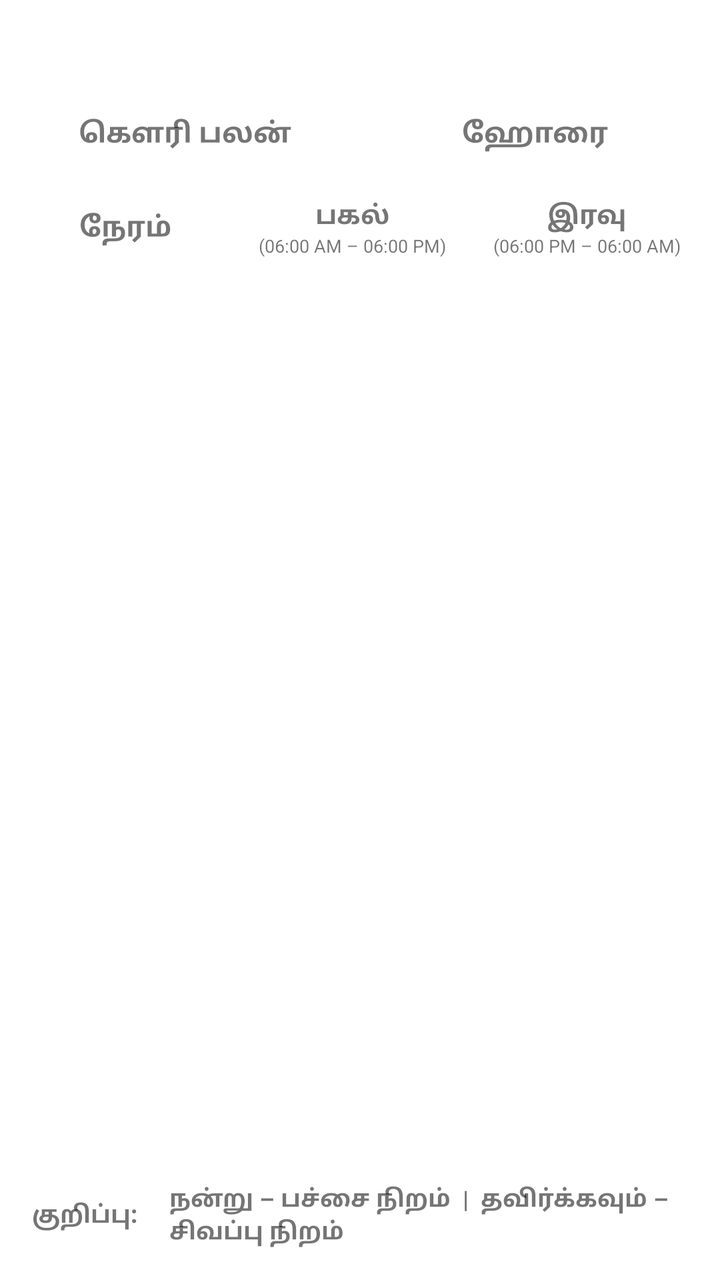
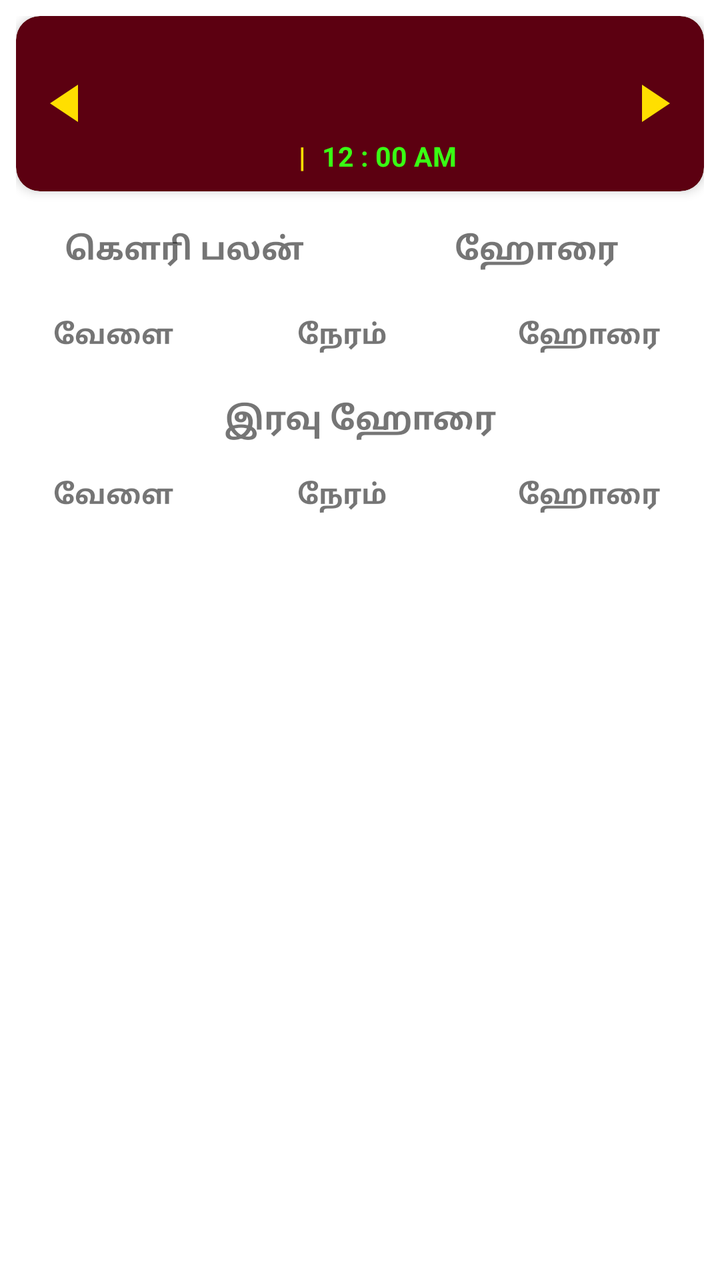

Screens rendered from an Android XML layout before and after an edit, with the pre-edit source and the edit as a unified diff.
<!-- AndroidManifest.xml: application theme Theme.MaterialComponents.DayNight.NoActionBar -->
<!-- res/layout/fragment_gowri_horai.xml -->
<?xml version="1.0" encoding="utf-8"?>
<LinearLayout xmlns:android="http://schemas.android.com/apk/res/android"
    android:id="@+id/root_gowri_horai"
    android:layout_width="match_parent"
    android:layout_height="match_parent"
    android:orientation="vertical"
    android:padding="8dp">

    
    <LinearLayout
        android:id="@+id/layout_dynamic_date_strip"
        android:layout_width="match_parent"
        android:layout_height="wrap_content"
        android:layout_marginBottom="6dp"
        android:elevation="2dp"
        android:orientation="horizontal"
        android:gravity="center_vertical"
        android:paddingHorizontal="10dp"
        android:paddingVertical="7dp">

        <TextView
            android:id="@+id/tv_header_strip_date"
            android:layout_width="0dp"
            android:layout_height="wrap_content"
            android:layout_weight="1"
            android:textStyle="bold"
            android:textSize="13.5sp" />

        <TextView
            android:id="@+id/tv_header_live_clock"
            android:layout_width="wrap_content"
            android:layout_height="wrap_content"
            android:paddingHorizontal="8dp"
            android:paddingVertical="3dp"
            android:textStyle="bold"
            android:textSize="13sp"
            android:visibility="gone" />
    </LinearLayout>

    
    <LinearLayout
        android:id="@+id/layout_sub_tabs"
        android:layout_width="match_parent"
        android:layout_height="40dp"
        android:layout_marginBottom="8dp"
        android:orientation="horizontal"
        android:weightSum="2">

        <TextView
            android:id="@+id/tab_btn_gowri"
            android:layout_width="0dp"
            android:layout_height="match_parent"
            android:layout_weight="1"
            android:layout_marginEnd="3dp"
            android:gravity="center"
            android:text="கௌரி பலன்"
            android:textSize="14sp"
            android:textStyle="bold" />

        <TextView
            android:id="@+id/tab_btn_horai"
            android:layout_width="0dp"
            android:layout_height="match_parent"
            android:layout_weight="1"
            android:layout_marginStart="3dp"
            android:gravity="center"
            android:text="ஹோரை"
            android:textSize="14sp"
            android:textStyle="bold" />
    </LinearLayout>

    
    <LinearLayout
        android:id="@+id/layout_table_header"
        android:layout_width="match_parent"
        android:layout_height="wrap_content"
        android:orientation="horizontal"
        android:weightSum="10">

        
        <TextView
            android:id="@+id/tv_col_header_time"
            android:layout_width="0dp"
            android:layout_height="match_parent"
            android:layout_weight="3.2"
            android:gravity="center"
            android:paddingVertical="6dp"
            android:text="நேரம்"
            android:textSize="14sp"
            android:textStyle="bold" />

        <View
            android:layout_width="1dp"
            android:layout_height="match_parent"
            android:background="#33FFFFFF" />

        
        <LinearLayout
            android:id="@+id/col_header_day"
            android:layout_width="0dp"
            android:layout_height="wrap_content"
            android:layout_weight="3.4"
            android:orientation="vertical"
            android:gravity="center"
            android:paddingVertical="4dp">

            <TextView
                android:id="@+id/tv_col_header_day_title"
                android:layout_width="wrap_content"
                android:layout_height="wrap_content"
                android:text="பகல்"
                android:textSize="13sp"
                android:textStyle="bold" />

            <TextView
                android:id="@+id/tv_col_header_day_sub"
                android:layout_width="wrap_content"
                android:layout_height="wrap_content"
                android:text="(06:00 AM – 06:00 PM)"
                android:textSize="9sp" />
        </LinearLayout>

        <View
            android:layout_width="1dp"
            android:layout_height="match_parent"
            android:background="#33FFFFFF" />

        
        <LinearLayout
            android:id="@+id/col_header_night"
            android:layout_width="0dp"
            android:layout_height="wrap_content"
            android:layout_weight="3.4"
            android:orientation="vertical"
            android:gravity="center"
            android:paddingVertical="4dp">

            <TextView
                android:id="@+id/tv_col_header_night_title"
                android:layout_width="wrap_content"
                android:layout_height="wrap_content"
                android:text="இரவு"
                android:textSize="13sp"
                android:textStyle="bold" />

            <TextView
                android:id="@+id/tv_col_header_night_sub"
                android:layout_width="wrap_content"
                android:layout_height="wrap_content"
                android:text="(06:00 PM – 06:00 AM)"
                android:textSize="9sp" />
        </LinearLayout>
    </LinearLayout>

    
    <androidx.core.widget.NestedScrollView
        android:id="@+id/scroll_gowri_horai"
        android:layout_width="match_parent"
        android:layout_height="0dp"
        android:layout_weight="1"
        android:fillViewport="true"
        android:scrollbars="vertical"
        android:overScrollMode="always">

        <LinearLayout
            android:id="@+id/container_table_rows"
            android:layout_width="match_parent"
            android:layout_height="wrap_content"
            android:orientation="vertical" />
    </androidx.core.widget.NestedScrollView>

    
    <LinearLayout
        android:id="@+id/layout_legend_footer"
        android:layout_width="match_parent"
        android:layout_height="wrap_content"
        android:orientation="horizontal"
        android:gravity="center"
        android:paddingVertical="8dp"
        android:layout_marginTop="4dp">

        <TextView
            android:id="@+id/tv_legend_badge"
            android:layout_width="wrap_content"
            android:layout_height="wrap_content"
            android:paddingHorizontal="8dp"
            android:paddingVertical="3dp"
            android:text="குறிப்பு:"
            android:textSize="12sp"
            android:textStyle="bold" />

        <TextView
            android:id="@+id/tv_legend_text"
            android:layout_width="wrap_content"
            android:layout_height="wrap_content"
            android:layout_marginStart="8dp"
            android:text="நன்று – பச்சை நிறம்  |  தவிர்க்கவும் – சிவப்பு நிறம்"
            android:textSize="12sp"
            android:textStyle="bold" />
    </LinearLayout>

</LinearLayout>
<!-- resources referenced by this layout -->
<resources>

</resources>

<!-- the commit's change to res/layout/fragment_gowri_horai.xml (unified diff, before → after) -->
@@ -1,202 +1,310 @@
 <?xml version="1.0" encoding="utf-8"?>
-<LinearLayout xmlns:android="http://schemas.android.com/apk/res/android"
-    android:id="@+id/root_gowri_horai"
+<ScrollView xmlns:android="http://schemas.android.com/apk/res/android"
+    xmlns:app="http://schemas.android.com/apk/res-auto"
+    android:id="@+id/scroll_gowri_horai"
     android:layout_width="match_parent"
     android:layout_height="match_parent"
-    android:orientation="vertical"
-    android:padding="8dp">
-
-    
+    android:fillViewport="true">
+
     <LinearLayout
-        android:id="@+id/layout_dynamic_date_strip"
+        android:id="@+id/ll_gowri_horai_root"
         android:layout_width="match_parent"
         android:layout_height="wrap_content"
-        android:layout_marginBottom="6dp"
-        android:elevation="2dp"
-        android:orientation="horizontal"
-        android:gravity="center_vertical"
-        android:paddingHorizontal="10dp"
-        android:paddingVertical="7dp">
-
+        android:orientation="vertical"
+        android:padding="8dp">
+
+        
+        <androidx.cardview.widget.CardView
+            android:id="@+id/card_gh_header"
+            android:layout_width="match_parent"
+            android:layout_height="wrap_content"
+            android:layout_marginBottom="8dp"
+            app:cardBackgroundColor="#5C0011"
+            app:cardCornerRadius="12dp"
+            app:cardElevation="3dp">
+
+            <LinearLayout
+                android:layout_width="match_parent"
+                android:layout_height="wrap_content"
+                android:gravity="center_vertical"
+                android:orientation="horizontal"
+                android:paddingHorizontal="6dp"
+                android:paddingVertical="8dp">
+
+                
+                <ImageButton
+                    android:id="@+id/btn_gh_prev_day"
+                    android:layout_width="36dp"
+                    android:layout_height="56dp"
+                    android:background="?attr/selectableItemBackgroundBorderless"
+                    android:contentDescription="Previous Day"
+                    android:scaleType="centerInside"
+                    android:src="@drawable/ic_arrow_triangle_left" />
+
+                
+                <LinearLayout
+                    android:layout_width="0dp"
+                    android:layout_height="wrap_content"
+                    android:layout_weight="1"
+                    android:gravity="center"
+                    android:orientation="vertical">
+
+                    
+                    <TextView
+                        android:id="@+id/tv_gh_gregorian_date"
+                        android:layout_width="wrap_content"
+                        android:layout_height="wrap_content"
+                        android:fontFamily="serif"
+                        android:includeFontPadding="false"
+                        android:textColor="#39FF14"
+                        android:textSize="22sp"
+                        android:textStyle="bold" />
+
+                    
+                    <TextView
+                        android:id="@+id/tv_gh_tamil_date_day"
+                        android:layout_width="wrap_content"
+                        android:layout_height="wrap_content"
+                        android:layout_marginTop="3dp"
+                        android:includeFontPadding="false"
+                        android:textColor="#FFDF00"
+                        android:textSize="16sp"
+                        android:textStyle="bold" />
+
+                    
+                    <LinearLayout
+                        android:layout_width="wrap_content"
+                        android:layout_height="wrap_content"
+                        android:layout_marginTop="5dp"
+                        android:gravity="center_vertical"
+                        android:orientation="horizontal">
+
+                        <TextView
+                            android:id="@+id/tv_gh_sunrise"
+                            android:layout_width="wrap_content"
+                            android:layout_height="wrap_content"
+                            android:textColor="@android:color/white"
+                            android:textSize="13sp"
+                            android:textStyle="bold" />
+
+                        <TextView
+                            android:id="@+id/tv_gh_sunset"
+                            android:layout_width="wrap_content"
+                            android:layout_height="wrap_content"
+                            android:layout_marginStart="10dp"
+                            android:textColor="@android:color/white"
+                            android:textSize="13sp"
+                            android:textStyle="bold" />
+
+                        
+                        <LinearLayout
+                            android:id="@+id/ll_gh_live_clock_group"
+                            android:layout_width="wrap_content"
+                            android:layout_height="wrap_content"
+                            android:gravity="center_vertical"
+                            android:orientation="horizontal">
+
+                            <TextView
+                                android:layout_width="wrap_content"
+                                android:layout_height="wrap_content"
+                                android:layout_marginHorizontal="8dp"
+                                android:text="|"
+                                android:textColor="#FFDF00"
+                                android:textSize="14sp"
+                                android:textStyle="bold" />
+
+                            <TextClock
+                                android:id="@+id/tc_gh_live_clock"
+                                android:layout_width="wrap_content"
+                                android:layout_height="wrap_content"
+                                android:format12Hour="hh : mm a"
+                                android:format24Hour="HH : mm"
+                                android:textColor="#39FF14"
+                                android:textSize="13.5sp"
+                                android:textStyle="bold" />
+                        </LinearLayout>
+                    </LinearLayout>
+                </LinearLayout>
+
+                
+                <ImageButton
+                    android:id="@+id/btn_gh_next_day"
+                    android:layout_width="36dp"
+                    android:layout_height="56dp"
+                    android:background="?attr/selectableItemBackgroundBorderless"
+                    android:contentDescription="Next Day"
+                    android:scaleType="centerInside"
+                    android:src="@drawable/ic_arrow_triangle_right" />
+            </LinearLayout>
+        </androidx.cardview.widget.CardView>
+
+        
+        <LinearLayout
+            android:layout_width="match_parent"
+            android:layout_height="42dp"
+            android:layout_marginBottom="6dp"
+            android:orientation="horizontal"
+            android:weightSum="2">
+
+            <TextView
+                android:id="@+id/tab_btn_gowri"
+                android:layout_width="0dp"
+                android:layout_height="match_parent"
+                android:layout_marginEnd="4dp"
+                android:layout_weight="1"
+                android:clickable="true"
+                android:focusable="true"
+                android:gravity="center"
+                android:text="கௌரி பலன்"
+                android:textSize="15.5sp"
+                android:textStyle="bold" />
+
+            <TextView
+                android:id="@+id/tab_btn_horai"
+                android:layout_width="0dp"
+                android:layout_height="match_parent"
+                android:layout_marginStart="4dp"
+                android:layout_weight="1"
+                android:clickable="true"
+                android:focusable="true"
+                android:gravity="center"
+                android:text="ஹோரை"
+                android:textSize="15.5sp"
+                android:textStyle="bold" />
+        </LinearLayout>
+
+        
+        <LinearLayout
+            android:id="@+id/card_gh_day_table"
+            android:layout_width="match_parent"
+            android:layout_height="wrap_content"
+            android:layout_marginBottom="8dp"
+            android:elevation="2dp"
+            android:orientation="vertical">
+
+            <LinearLayout
+                android:id="@+id/header_gh_day_cols"
+                android:layout_width="match_parent"
+                android:layout_height="32dp"
+                android:gravity="center_vertical"
+                android:orientation="horizontal"
+                android:weightSum="3">
+
+                <TextView
+                    android:id="@+id/col_day_phase"
+                    android:layout_width="0dp"
+                    android:layout_height="wrap_content"
+                    android:layout_weight="0.85"
+                    android:gravity="center"
+                    android:text="வேளை"
+                    android:textSize="13.5sp"
+                    android:textStyle="bold" />
+
+                <TextView
+                    android:id="@+id/col_day_time"
+                    android:layout_width="0dp"
+                    android:layout_height="wrap_content"
+                    android:layout_weight="1.15"
+                    android:gravity="center"
+                    android:text="நேரம்"
+                    android:textSize="13.5sp"
+                    android:textStyle="bold" />
+
+                <TextView
+                    android:id="@+id/col_day_type"
+                    android:layout_width="0dp"
+                    android:layout_height="wrap_content"
+                    android:layout_weight="1.0"
+                    android:gravity="center"
+                    android:text="ஹோரை"
+                    android:textSize="13.5sp"
+                    android:textStyle="bold" />
+            </LinearLayout>
+
+            <LinearLayout
+                android:id="@+id/container_day_rows"
+                android:layout_width="match_parent"
+                android:layout_height="wrap_content"
+                android:orientation="vertical" />
+        </LinearLayout>
+
+        
         <TextView
-            android:id="@+id/tv_header_strip_date"
-            android:layout_width="0dp"
+            android:id="@+id/tv_gh_night_banner"
+            android:layout_width="match_parent"
+            android:layout_height="36dp"
+            android:layout_marginBottom="4dp"
+            android:gravity="center"
+            android:text="இரவு ஹோரை"
+            android:textSize="16sp"
+            android:textStyle="bold" />
+
+        
+        <LinearLayout
+            android:id="@+id/card_gh_night_table"
+            android:layout_width="match_parent"
             android:layout_height="wrap_content"
-            android:layout_weight="1"
-            android:textStyle="bold"
-            android:textSize="13.5sp" />
-
+            android:layout_marginBottom="8dp"
+            android:elevation="2dp"
+            android:orientation="vertical">
+
+            <LinearLayout
+                android:id="@+id/header_gh_night_cols"
+                android:layout_width="match_parent"
+                android:layout_height="32dp"
+                android:gravity="center_vertical"
+                android:orientation="horizontal"
+                android:weightSum="3">
+
+                <TextView
+                    android:id="@+id/col_night_phase"
+                    android:layout_width="0dp"
+                    android:layout_height="wrap_content"
+                    android:layout_weight="0.85"
+                    android:gravity="center"
+                    android:text="வேளை"
+                    android:textSize="13.5sp"
+                    android:textStyle="bold" />
+
+                <TextView
+                    android:id="@+id/col_night_time"
+                    android:layout_width="0dp"
+                    android:layout_height="wrap_content"
+                    android:layout_weight="1.15"
+                    android:gravity="center"
+                    android:text="நேரம்"
+                    android:textSize="13.5sp"
+                    android:textStyle="bold" />
+
+                <TextView
+                    android:id="@+id/col_night_type"
+                    android:layout_width="0dp"
+                    android:layout_height="wrap_content"
+                    android:layout_weight="1.0"
+                    android:gravity="center"
+                    android:text="ஹோரை"
+                    android:textSize="13.5sp"
+                    android:textStyle="bold" />
+            </LinearLayout>
+
+            <LinearLayout
+                android:id="@+id/container_night_rows"
+                android:layout_width="match_parent"
+                android:layout_height="wrap_content"
+                android:orientation="vertical" />
+        </LinearLayout>
+
+        
         <TextView
-            android:id="@+id/tv_header_live_clock"
-            android:layout_width="wrap_content"
+            android:id="@+id/tv_gh_next_sunrise_footer"
+            android:layout_width="match_parent"
             android:layout_height="wrap_content"
-            android:paddingHorizontal="8dp"
-            android:paddingVertical="3dp"
-            android:textStyle="bold"
-            android:textSize="13sp"
-            android:visibility="gone" />
+            android:layout_marginBottom="12dp"
+            android:gravity="center"
+            android:paddingHorizontal="10dp"
+            android:paddingVertical="8dp"
+            android:textSize="12.5sp"
+            android:textStyle="bold" />
+
     </LinearLayout>
-
-    
-    <LinearLayout
-        android:id="@+id/layout_sub_tabs"
-        android:layout_width="match_parent"
-        android:layout_height="40dp"
-        android:layout_marginBottom="8dp"
-        android:orientation="horizontal"
-        android:weightSum="2">
-
-        <TextView
-            android:id="@+id/tab_btn_gowri"
-            android:layout_width="0dp"
-            android:layout_height="match_parent"
-            android:layout_weight="1"
-            android:layout_marginEnd="3dp"
-            android:gravity="center"
-            android:text="கௌரி பலன்"
-            android:textSize="14sp"
-            android:textStyle="bold" />
-
-        <TextView
-            android:id="@+id/tab_btn_horai"
-            android:layout_width="0dp"
-            android:layout_height="match_parent"
-            android:layout_weight="1"
-            android:layout_marginStart="3dp"
-            android:gravity="center"
-            android:text="ஹோரை"
-            android:textSize="14sp"
-            android:textStyle="bold" />
-    </LinearLayout>
-
-    
-    <LinearLayout
-        android:id="@+id/layout_table_header"
-        android:layout_width="match_parent"
-        android:layout_height="wrap_content"
-        android:orientation="horizontal"
-        android:weightSum="10">
-
-        
-        <TextView
-            android:id="@+id/tv_col_header_time"
-            android:layout_width="0dp"
-            android:layout_height="match_parent"
-            android:layout_weight="3.2"
-            android:gravity="center"
-            android:paddingVertical="6dp"
-            android:text="நேரம்"
-            android:textSize="14sp"
-            android:textStyle="bold" />
-
-        <View
-            android:layout_width="1dp"
-            android:layout_height="match_parent"
-            android:background="#33FFFFFF" />
-
-        
-        <LinearLayout
-            android:id="@+id/col_header_day"
-            android:layout_width="0dp"
-            android:layout_height="wrap_content"
-            android:layout_weight="3.4"
-            android:orientation="vertical"
-            android:gravity="center"
-            android:paddingVertical="4dp">
-
-            <TextView
-                android:id="@+id/tv_col_header_day_title"
-                android:layout_width="wrap_content"
-                android:layout_height="wrap_content"
-                android:text="பகல்"
-                android:textSize="13sp"
-                android:textStyle="bold" />
-
-            <TextView
-                android:id="@+id/tv_col_header_day_sub"
-                android:layout_width="wrap_content"
-                android:layout_height="wrap_content"
-                android:text="(06:00 AM – 06:00 PM)"
-                android:textSize="9sp" />
-        </LinearLayout>
-
-        <View
-            android:layout_width="1dp"
-            android:layout_height="match_parent"
-            android:background="#33FFFFFF" />
-
-        
-        <LinearLayout
-            android:id="@+id/col_header_night"
-            android:layout_width="0dp"
-            android:layout_height="wrap_content"
-            android:layout_weight="3.4"
-            android:orientation="vertical"
-            android:gravity="center"
-            android:paddingVertical="4dp">
-
-            <TextView
-                android:id="@+id/tv_col_header_night_title"
-                android:layout_width="wrap_content"
-                android:layout_height="wrap_content"
-                android:text="இரவு"
-                android:textSize="13sp"
-                android:textStyle="bold" />
-
-            <TextView
-                android:id="@+id/tv_col_header_night_sub"
-                android:layout_width="wrap_content"
-                android:layout_height="wrap_content"
-                android:text="(06:00 PM – 06:00 AM)"
-                android:textSize="9sp" />
-        </LinearLayout>
-    </LinearLayout>
-
-    
-    <androidx.core.widget.NestedScrollView
-        android:id="@+id/scroll_gowri_horai"
-        android:layout_width="match_parent"
-        android:layout_height="0dp"
-        android:layout_weight="1"
-        android:fillViewport="true"
-        android:scrollbars="vertical"
-        android:overScrollMode="always">
-
-        <LinearLayout
-            android:id="@+id/container_table_rows"
-            android:layout_width="match_parent"
-            android:layout_height="wrap_content"
-            android:orientation="vertical" />
-    </androidx.core.widget.NestedScrollView>
-
-    
-    <LinearLayout
-        android:id="@+id/layout_legend_footer"
-        android:layout_width="match_parent"
-        android:layout_height="wrap_content"
-        android:orientation="horizontal"
-        android:gravity="center"
-        android:paddingVertical="8dp"
-        android:layout_marginTop="4dp">
-
-        <TextView
-            android:id="@+id/tv_legend_badge"
-            android:layout_width="wrap_content"
-            android:layout_height="wrap_content"
-            android:paddingHorizontal="8dp"
-            android:paddingVertical="3dp"
-            android:text="குறிப்பு:"
-            android:textSize="12sp"
-            android:textStyle="bold" />
-
-        <TextView
-            android:id="@+id/tv_legend_text"
-            android:layout_width="wrap_content"
-            android:layout_height="wrap_content"
-            android:layout_marginStart="8dp"
-            android:text="நன்று – பச்சை நிறம்  |  தவிர்க்கவும் – சிவப்பு நிறம்"
-            android:textSize="12sp"
-            android:textStyle="bold" />
-    </LinearLayout>
-
-</LinearLayout>
+</ScrollView>
<!-- resource entries referenced after the edit -->
@@ -1,5 +1,26 @@
 <!-- resources referenced by this layout -->
 <resources>
-
+  <!-- drawable ic_arrow_triangle_left (drawable) -->
+  <?xml version="1.0" encoding="utf-8"?>
+  <vector xmlns:android="http://schemas.android.com/apk/res/android"
+      android:width="28dp"
+      android:height="28dp"
+      android:viewportWidth="24"
+      android:viewportHeight="24">
+      <path
+          android:fillColor="#FFDF00"
+          android:pathData="M18,4 L6,12 L18,20 Z" />
+  </vector>
+  <!-- drawable ic_arrow_triangle_right (drawable) -->
+  <?xml version="1.0" encoding="utf-8"?>
+  <vector xmlns:android="http://schemas.android.com/apk/res/android"
+      android:width="28dp"
+      android:height="28dp"
+      android:viewportWidth="24"
+      android:viewportHeight="24">
+      <path
+          android:fillColor="#FFDF00"
+          android:pathData="M6,4 L18,12 L6,20 Z" />
+  </vector>
 </resources>
 
